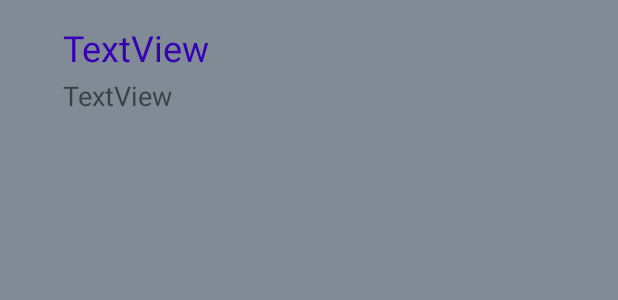
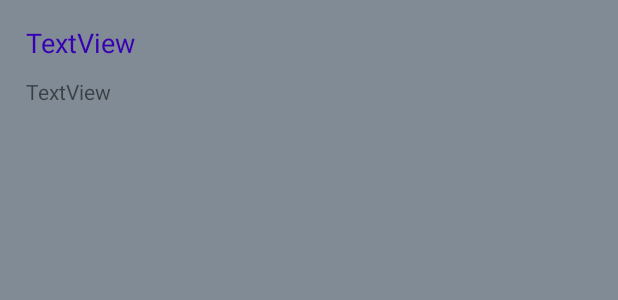
Before and after one commit to comp354-group-i-j/fitnesstracking, an Android app: the layout listoption.xml on its own in the app's theme, with its tools: preview values and no code run, on a phone screen of 412 x 824 dp. Shown: the top 300 px of the screen. Run offline under Robolectric (Android 15) with nearby library versions, the phone set to English and light mode, and no system bars.

Commit message:
Changed size of list workout option

```diff
--- a/app/src/main/res/layout/listoption.xml
+++ b/app/src/main/res/layout/listoption.xml
@@ -11,12 +11,12 @@
         android:layout_alignParentStart="true"
         android:layout_alignParentLeft="true"
         android:layout_alignParentTop="true"
-        android:layout_marginStart="42dp"
-        android:layout_marginLeft="42dp"
-        android:layout_marginTop="15dp"
+        android:layout_marginStart="17dp"
+        android:layout_marginLeft="17dp"
+        android:layout_marginTop="16dp"
         android:text="TextView"
         android:textColor="@color/design_default_color_primary_dark"
-        android:textSize="24sp" />
+        android:textSize="18sp" />
 
     <TextView
         android:id="@+id/workoutDuration"
@@ -29,5 +29,5 @@
         android:layout_marginLeft="0dp"
         android:layout_marginTop="51dp"
         android:text="TextView"
-        android:textSize="18sp" />
+        android:textSize="14sp" />
 </RelativeLayout>
```
